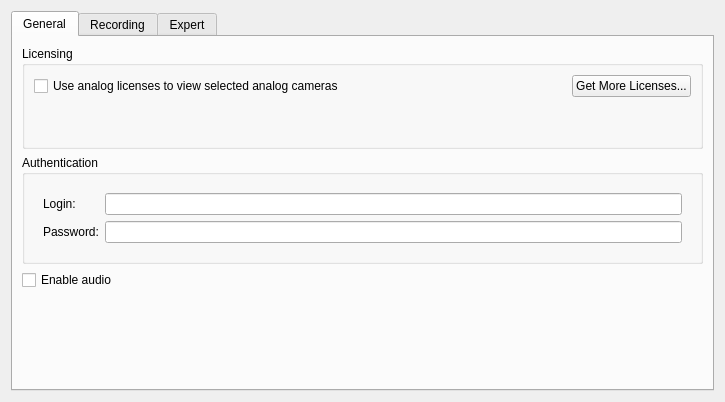
The window that client/src/ui/widgets/properties/multiple_camera_settings_widget.ui (networkoptix/nx_open) describes before a commit, drawn with Qt 5.
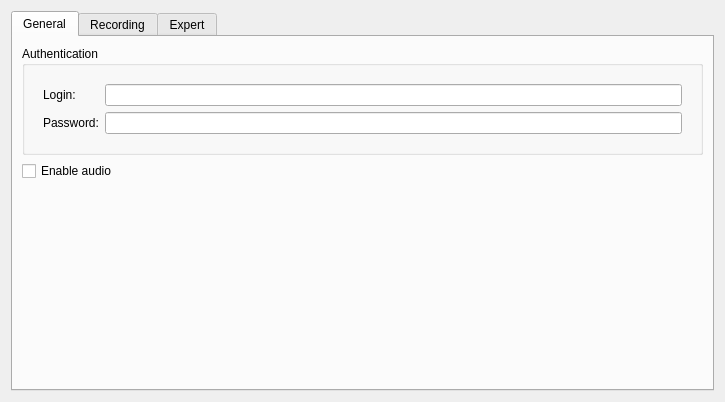
The same window after the commit. Custom widgets are drawn as their Qt base class.

Commit message:
Feature #2717: remove any mentions of analog licenses
<==== Mercurial data ====>
Branch: master

Patch:
```diff
--- a/client/src/ui/widgets/properties/multiple_camera_settings_widget.ui
+++ b/client/src/ui/widgets/properties/multiple_camera_settings_widget.ui
@@ -24,70 +24,6 @@
        <string>General</string>
       </attribute>
       <layout class="QVBoxLayout" name="verticalLayout_4">
-       <item>
-        <widget class="QGroupBox" name="analogGroupBox">
-         <property name="title">
-          <string>Licensing</string>
-         </property>
-         <layout class="QVBoxLayout" name="verticalLayout_3">
-          <item>
-           <layout class="QHBoxLayout" name="horizontalLayout_6">
-            <item>
-             <widget class="QCheckBox" name="analogViewCheckBox">
-              <property name="text">
-               <string>Use analog licenses to view selected analog cameras</string>
-              </property>
-              <property name="tristate">
-               <bool>true</bool>
-              </property>
-             </widget>
-            </item>
-            <item>
-             <spacer name="horizontalSpacer_2">
-              <property name="orientation">
-               <enum>Qt::Horizontal</enum>
-              </property>
-              <property name="sizeHint" stdset="0">
-               <size>
-                <width>40</width>
-                <height>20</height>
-               </size>
-              </property>
-             </spacer>
-            </item>
-            <item>
-             <widget class="QLabel" name="requiredLicensesLabel_2">
-              <property name="text">
-               <string/>
-              </property>
-             </widget>
-            </item>
-            <item>
-             <widget class="QPushButton" name="moreLicensesButton">
-              <property name="text">
-               <string>Get More Licenses...</string>
-              </property>
-             </widget>
-            </item>
-           </layout>
-          </item>
-          <item>
-           <widget class="QLabel" name="digitalLicensesLabel">
-            <property name="text">
-             <string/>
-            </property>
-           </widget>
-          </item>
-          <item>
-           <widget class="QLabel" name="analogLicensesLabel">
-            <property name="text">
-             <string/>
-            </property>
-           </widget>
-          </item>
-         </layout>
-        </widget>
-       </item>
        <item>
         <widget class="QGroupBox" name="groupBox_2">
          <property name="title">
```
Left out of the diff: 11 changed lines with no effect on the pictures. The commit also changes 13 other files.
